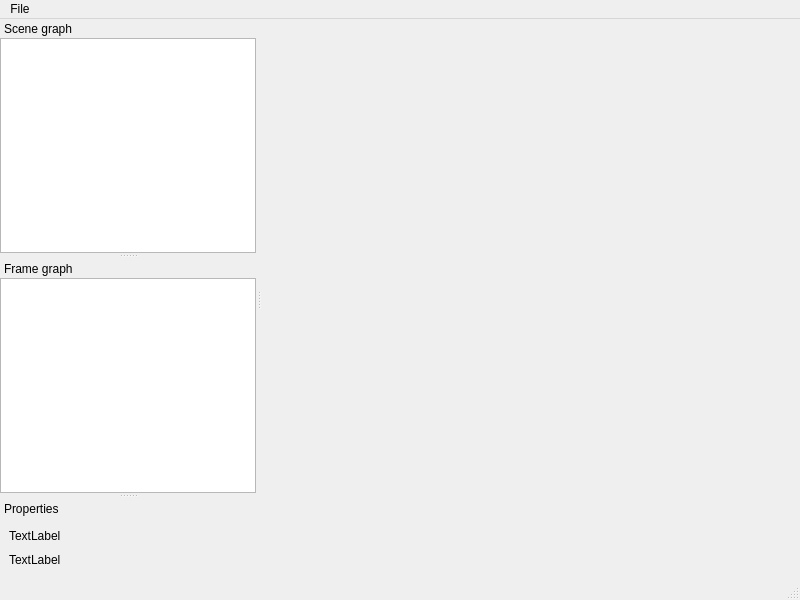
Old version of the form mainwindow.ui in the repository martijnkoopman/Qt-3D-Explorer.
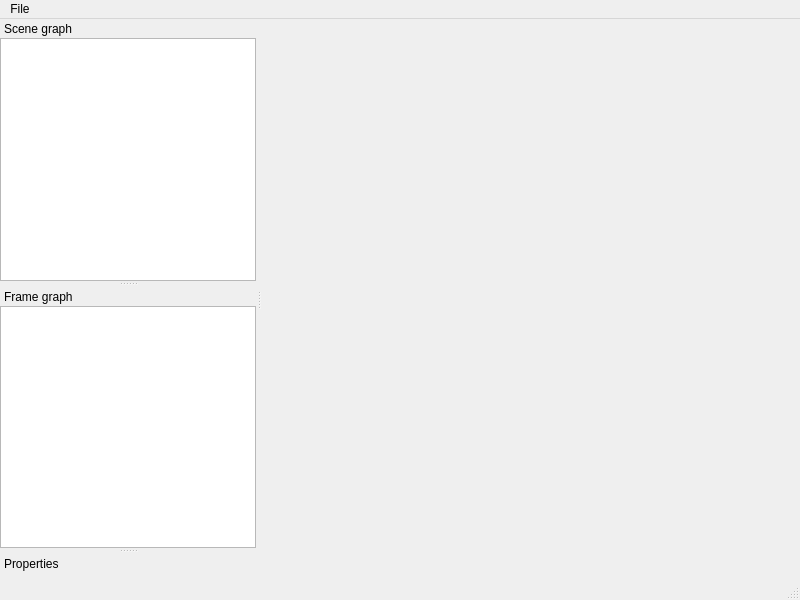
New version of the form. Custom widgets are drawn as their Qt base class.

The edit to the form file:
```diff
--- a/mainwindow.ui
+++ b/mainwindow.ui
@@ -103,7 +103,11 @@
       <number>0</number>
      </property>
      <item row="0" column="0">
-      <widget class="QTreeView" name="treeView"/>
+      <widget class="QTreeView" name="frameGraphTreeView">
+       <property name="headerHidden">
+        <bool>true</bool>
+       </property>
+      </widget>
      </item>
     </layout>
    </widget>
@@ -121,24 +125,7 @@
    <attribute name="dockWidgetArea">
     <number>1</number>
    </attribute>
-   <widget class="QWidget" name="propertiesDockWidgetContents">
-    <layout class="QVBoxLayout" name="verticalLayout_2">
-     <item>
-      <widget class="QLabel" name="label_2">
-       <property name="text">
-        <string>TextLabel</string>
-       </property>
-      </widget>
-     </item>
-     <item>
-      <widget class="QLabel" name="label">
-       <property name="text">
-        <string>TextLabel</string>
-       </property>
-      </widget>
-     </item>
-    </layout>
-   </widget>
+   <widget class="PropertiesForm" name="propertiesForm"/>
   </widget>
   <action name="actionOpenFile">
    <property name="text">
@@ -149,6 +136,14 @@
    </property>
   </action>
  </widget>
+ <customwidgets>
+  <customwidget>
+   <class>PropertiesForm</class>
+   <extends>QWidget</extends>
+   <header location="global">propertiesform.h</header>
+   <container>1</container>
+  </customwidget>
+ </customwidgets>
  <resources/>
  <connections/>
 </ui>
```
Left out of the diff: 24 changed lines with no effect on the pictures.
